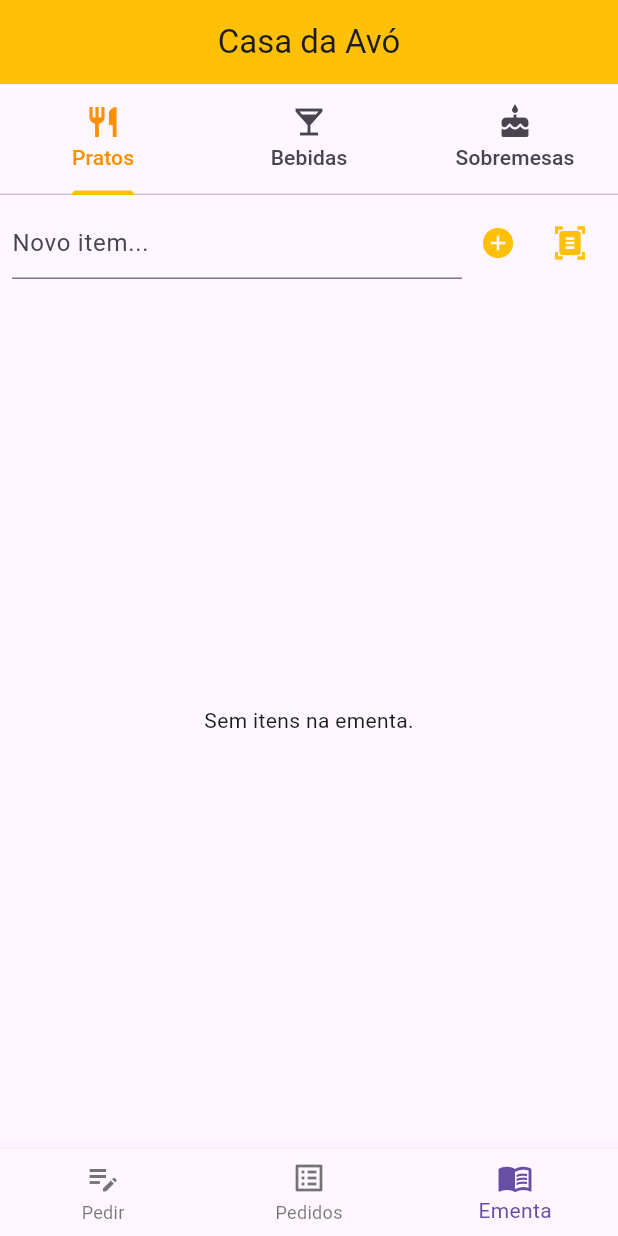
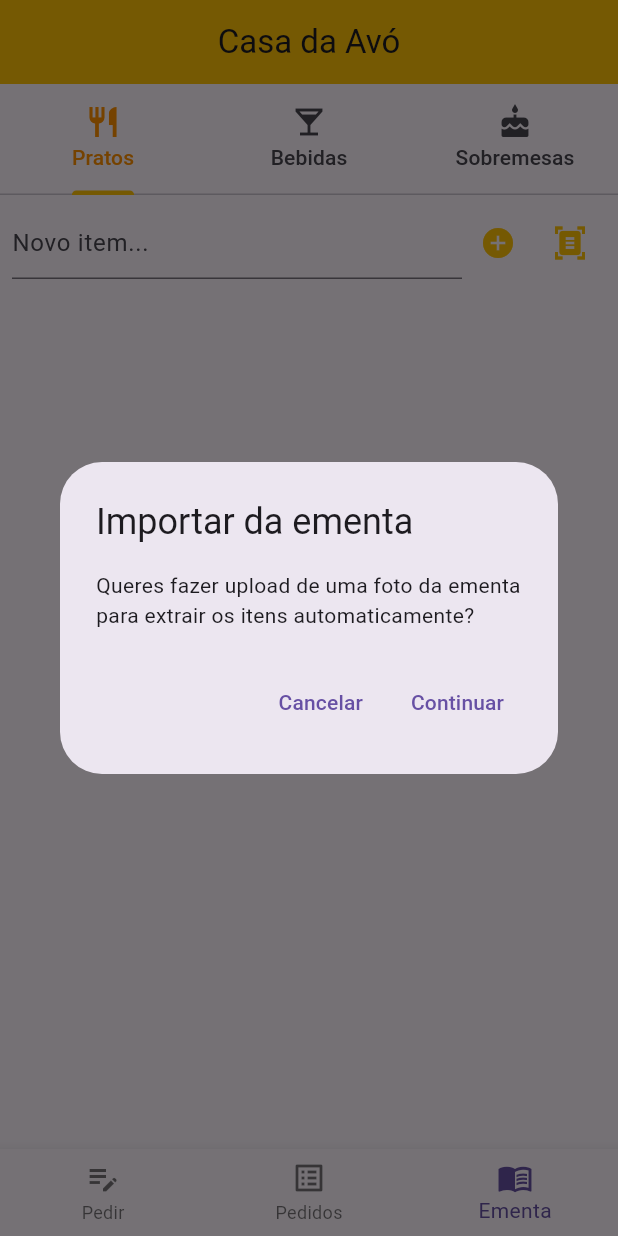
Before and after one commit to DuarteMatos99/casa_avo, a Flutter app: the screen it shows after launch, item 3 of the bottom bar chosen, after a tap on the "document scanner" icon, on a phone screen of 412 x 824 dp. Run offline on Flutter 3.47's test engine with Material 3 defaults, Android fonts, the phone set to English and light mode, and no system bars; our stand-ins replace image_picker, shared_preferences; missing offline and left inert: google_mlkit_text_recognition.

Commit message:
Caixa de confirmaçao para dar upload de imagem da ementa

```diff
--- a/lib/pages/home.dart
+++ b/lib/pages/home.dart
@@ -774,6 +774,25 @@ class _SecaoEmentaState extends State<_SecaoEmenta> {
   }
 
   Future<void> _importarDaImagem() async {
+    final confirmado = await showDialog<bool>(
+      context: context,
+      builder: (ctx) => AlertDialog(
+        title: const Text('Importar da ementa'),
+        content: const Text('Queres fazer upload de uma foto da ementa para extrair os itens automaticamente?'),
+        actions: [
+          TextButton(
+            onPressed: () => Navigator.of(ctx).pop(false),
+            child: const Text('Cancelar'),
+          ),
+          TextButton(
+            onPressed: () => Navigator.of(ctx).pop(true),
+            child: const Text('Continuar'),
+          ),
+        ],
+      ),
+    );
+    if (confirmado != true) return;
+
     setState(() => _carregando = true);
     try {
       final picker = ImagePicker();
```
